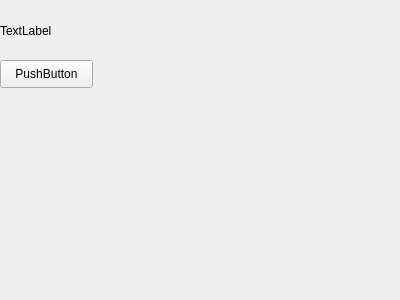
Qt form calculator/Calculator/mainwindow.ui (VladimirEponeshnikov/Calculator) before a commit.
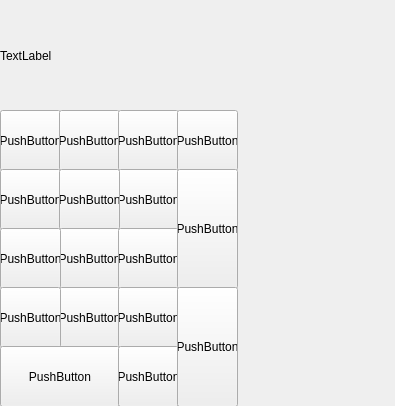
The same form after that commit.

Commit message: Add base interface

The edit to the form file:
```diff
--- a/calculator/Calculator/mainwindow.ui
+++ b/calculator/Calculator/mainwindow.ui
@@ -6,8 +6,8 @@
    <rect>
     <x>0</x>
     <y>0</y>
-    <width>400</width>
-    <height>300</height>
+    <width>395</width>
+    <height>406</height>
    </rect>
   </property>
   <property name="windowTitle">
@@ -20,7 +20,7 @@
       <x>0</x>
       <y>0</y>
       <width>241</width>
-      <height>61</height>
+      <height>111</height>
      </rect>
     </property>
     <property name="text">
@@ -31,9 +31,217 @@
     <property name="geometry">
      <rect>
       <x>0</x>
-      <y>60</y>
-      <width>93</width>
-      <height>28</height>
+      <y>110</y>
+      <width>61</width>
+      <height>61</height>
+     </rect>
+    </property>
+    <property name="text">
+     <string>PushButton</string>
+    </property>
+   </widget>
+   <widget class="QPushButton" name="pushButton_2">
+    <property name="geometry">
+     <rect>
+      <x>59</x>
+      <y>110</y>
+      <width>61</width>
+      <height>61</height>
+     </rect>
+    </property>
+    <property name="text">
+     <string>PushButton</string>
+    </property>
+   </widget>
+   <widget class="QPushButton" name="pushButton_3">
+    <property name="geometry">
+     <rect>
+      <x>118</x>
+      <y>110</y>
+      <width>61</width>
+      <height>61</height>
+     </rect>
+    </property>
+    <property name="text">
+     <string>PushButton</string>
+    </property>
+   </widget>
+   <widget class="QPushButton" name="pushButton_4">
+    <property name="geometry">
+     <rect>
+      <x>177</x>
+      <y>110</y>
+      <width>61</width>
+      <height>61</height>
+     </rect>
+    </property>
+    <property name="text">
+     <string>PushButton</string>
+    </property>
+   </widget>
+   <widget class="QPushButton" name="pushButton_5">
+    <property name="geometry">
+     <rect>
+      <x>118</x>
+      <y>169</y>
+      <width>61</width>
+      <height>61</height>
+     </rect>
+    </property>
+    <property name="text">
+     <string>PushButton</string>
+    </property>
+   </widget>
+   <widget class="QPushButton" name="pushButton_6">
+    <property name="geometry">
+     <rect>
+      <x>0</x>
+      <y>169</y>
+      <width>61</width>
+      <height>61</height>
+     </rect>
+    </property>
+    <property name="text">
+     <string>PushButton</string>
+    </property>
+   </widget>
+   <widget class="QPushButton" name="pushButton_7">
+    <property name="geometry">
+     <rect>
+      <x>59</x>
+      <y>169</y>
+      <width>61</width>
+      <height>61</height>
+     </rect>
+    </property>
+    <property name="text">
+     <string>PushButton</string>
+    </property>
+   </widget>
+   <widget class="QPushButton" name="pushButton_8">
+    <property name="geometry">
+     <rect>
+      <x>59</x>
+      <y>228</y>
+      <width>61</width>
+      <height>61</height>
+     </rect>
+    </property>
+    <property name="text">
+     <string>PushButton</string>
+    </property>
+   </widget>
+   <widget class="QPushButton" name="pushButton_9">
+    <property name="geometry">
+     <rect>
+      <x>0</x>
+      <y>228</y>
+      <width>61</width>
+      <height>61</height>
+     </rect>
+    </property>
+    <property name="text">
+     <string>PushButton</string>
+    </property>
+   </widget>
+   <widget class="QPushButton" name="pushButton_10">
+    <property name="geometry">
+     <rect>
+      <x>118</x>
+      <y>228</y>
+      <width>61</width>
+      <height>61</height>
+     </rect>
+    </property>
+    <property name="text">
+     <string>PushButton</string>
+    </property>
+   </widget>
+   <widget class="QPushButton" name="pushButton_11">
+    <property name="geometry">
+     <rect>
+      <x>59</x>
+      <y>287</y>
+      <width>61</width>
+      <height>61</height>
+     </rect>
+    </property>
+    <property name="text">
+     <string>PushButton</string>
+    </property>
+   </widget>
+   <widget class="QPushButton" name="pushButton_12">
+    <property name="geometry">
+     <rect>
+      <x>118</x>
+      <y>287</y>
+      <width>61</width>
+      <height>61</height>
+     </rect>
+    </property>
+    <property name="text">
+     <string>PushButton</string>
+    </property>
+   </widget>
+   <widget class="QPushButton" name="pushButton_13">
+    <property name="geometry">
+     <rect>
+      <x>0</x>
+      <y>287</y>
+      <width>61</width>
+      <height>61</height>
+     </rect>
+    </property>
+    <property name="text">
+     <string>PushButton</string>
+    </property>
+   </widget>
+   <widget class="QPushButton" name="pushButton_14">
+    <property name="geometry">
+     <rect>
+      <x>0</x>
+      <y>346</y>
+      <width>120</width>
+      <height>61</height>
+     </rect>
+    </property>
+    <property name="text">
+     <string>PushButton</string>
+    </property>
+   </widget>
+   <widget class="QPushButton" name="pushButton_15">
+    <property name="geometry">
+     <rect>
+      <x>118</x>
+      <y>346</y>
+      <width>61</width>
+      <height>61</height>
+     </rect>
+    </property>
+    <property name="text">
+     <string>PushButton</string>
+    </property>
+   </widget>
+   <widget class="QPushButton" name="pushButton_16">
+    <property name="geometry">
+     <rect>
+      <x>177</x>
+      <y>169</y>
+      <width>61</width>
+      <height>120</height>
+     </rect>
+    </property>
+    <property name="text">
+     <string>PushButton</string>
+    </property>
+   </widget>
+   <widget class="QPushButton" name="pushButton_17">
+    <property name="geometry">
+     <rect>
+      <x>177</x>
+      <y>287</y>
+      <width>61</width>
+      <height>120</height>
      </rect>
     </property>
     <property name="text">
```
